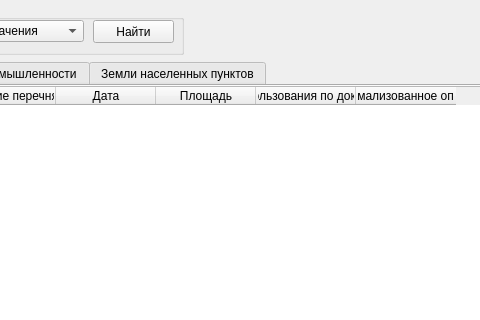
Above: ui.ui from AlDS90/is_category_changed before the change; both pictures show x 257 to 737 and y 0 to 320 of the 928 by 625 pixel window. Below: the same form after it.
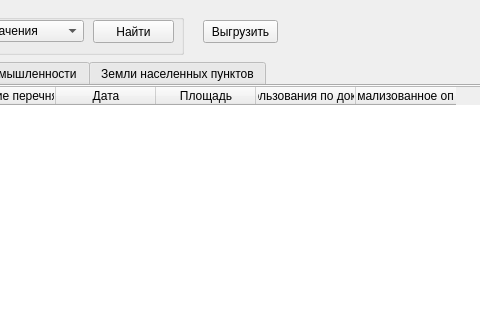
That is the form after the change.

What changed in the file:
```diff
--- a/ui.ui
+++ b/ui.ui
@@ -263,6 +263,19 @@
      </widget>
     </widget>
    </widget>
+   <widget class="QPushButton" name="pushButton_2">
+    <property name="geometry">
+     <rect>
+      <x>460</x>
+      <y>20</y>
+      <width>75</width>
+      <height>23</height>
+     </rect>
+    </property>
+    <property name="text">
+     <string>Выгрузить</string>
+    </property>
+   </widget>
   </widget>
   <widget class="QStatusBar" name="statusbar"/>
  </widget>
```
